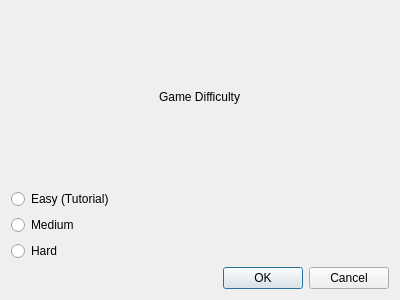
Old version of the form ui/dialog.ui in the repository KyleMcGrath/MusicalGraphGame.
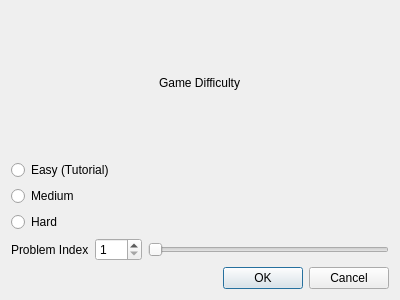
New version of the form.

Commit message: Add problemIndex slider.

Patch:
```diff
--- a/ui/dialog.ui
+++ b/ui/dialog.ui
@@ -15,8 +15,6 @@
   </property>
   <layout class="QGridLayout" name="gridLayout">
    <item row="0" column="0">
-    <layout class="QVBoxLayout" name="verticalLayout_3">
-     <item>
       <layout class="QVBoxLayout" name="verticalLayout_2">
        <item>
         <layout class="QHBoxLayout" name="horizontalLayout">
@@ -96,6 +94,41 @@
           </spacer>
          </item>
         </layout>
+     </item>
+     <item>
+      <layout class="QHBoxLayout" name="horizontalLayout_3">
+       <item>
+        <widget class="QLabel" name="label_2">
+         <property name="text">
+          <string>Problem Index</string>
+         </property>
+        </widget>
+       </item>
+       <item>
+        <widget class="QSpinBox" name="spinBox">
+         <property name="minimum">
+          <number>1</number>
+         </property>
+         <property name="maximum">
+          <number>200</number>
+         </property>
+        </widget>
+       </item>
+       <item>
+        <widget class="QSlider" name="horizontalSlider">
+         <property name="minimum">
+          <number>1</number>
+         </property>
+         <property name="maximum">
+          <number>200</number>
+         </property>
+         <property name="value">
+          <number>1</number>
+         </property>
+         <property name="orientation">
+          <enum>Qt::Horizontal</enum>
+         </property>
+        </widget>
        </item>
       </layout>
      </item>
```
Lines whose indentation alone changed are shown as unchanged. The commit also changes 2 other files.
